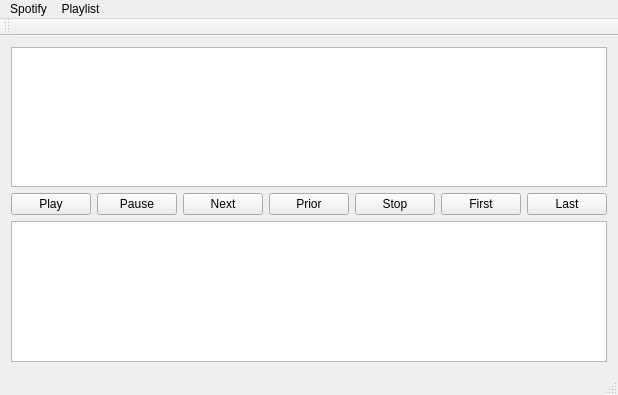
First picture: the form in PlaylistQt/mainwindow.ui, repository celsolrc/SpotifyPlayListQt, before the edit.
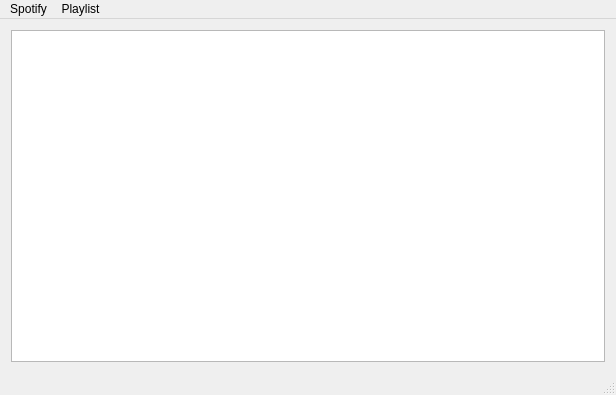
Second picture: the form after the edit.

The edit to the form file:
```diff
--- a/PlaylistQt/mainwindow.ui
+++ b/PlaylistQt/mainwindow.ui
@@ -22,62 +22,6 @@
       </property>
      </widget>
     </item>
-    <item>
-     <layout class="QHBoxLayout" name="horizontalLayout">
-      <item>
-       <widget class="QPushButton" name="pushButton">
-        <property name="text">
-         <string>Play</string>
-        </property>
-       </widget>
-      </item>
-      <item>
-       <widget class="QPushButton" name="pushButton_2">
-        <property name="text">
-         <string>Pause</string>
-        </property>
-       </widget>
-      </item>
-      <item>
-       <widget class="QPushButton" name="pushButton_4">
-        <property name="text">
-         <string>Next</string>
-        </property>
-       </widget>
-      </item>
-      <item>
-       <widget class="QPushButton" name="pushButton_3">
-        <property name="text">
-         <string>Prior</string>
-        </property>
-       </widget>
-      </item>
-      <item>
-       <widget class="QPushButton" name="pushButton_5">
-        <property name="text">
-         <string>Stop</string>
-        </property>
-       </widget>
-      </item>
-      <item>
-       <widget class="QPushButton" name="pushButton_7">
-        <property name="text">
-         <string>First</string>
-        </property>
-       </widget>
-      </item>
-      <item>
-       <widget class="QPushButton" name="pushButton_6">
-        <property name="text">
-         <string>Last</string>
-        </property>
-       </widget>
-      </item>
-     </layout>
-    </item>
-    <item>
-     <widget class="QPlainTextEdit" name="teLog"/>
-    </item>
    </layout>
   </widget>
   <widget class="QMenuBar" name="menuBar">
@@ -109,17 +53,6 @@
    <addaction name="menuSpotify"/>
    <addaction name="menuPlaylist"/>
   </widget>
-  <widget class="QToolBar" name="mainToolBar">
-   <property name="enabled">
-    <bool>true</bool>
-   </property>
-   <attribute name="toolBarArea">
-    <enum>TopToolBarArea</enum>
-   </attribute>
-   <attribute name="toolBarBreak">
-    <bool>false</bool>
-   </attribute>
-  </widget>
   <widget class="QStatusBar" name="statusBar"/>
   <action name="actionNova">
    <property name="text">
```
Left out of the diff: 28 changed lines with no effect on the pictures.
